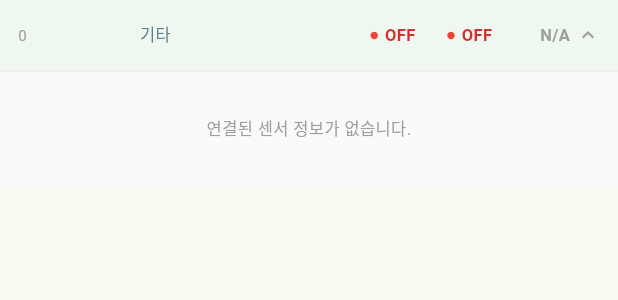
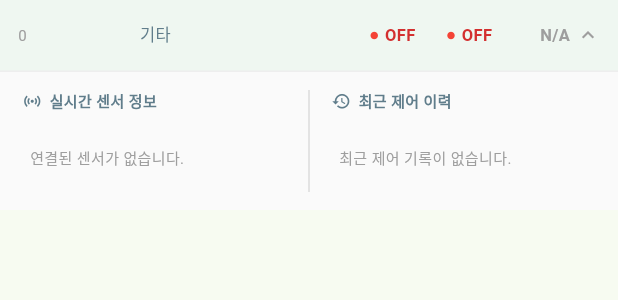
Before and after one commit to spacefarm-co/sooksook_dashboard, a Flutter app: the DeviceExpandableRow widget shown alone on an empty page, opened directly with empty values, after a tap on an icon or button, on a phone screen of 412 x 824 dp. Shown: the top 300 px of the screen. Run offline on Flutter 3.47's test engine with Material 3 defaults, Android fonts, the phone set to English and light mode, and no system bars; our stand-ins replace cloud_firestore, connectivity_plus, firebase_core, firebase_database, flutter_dotenv, flutter_riverpod and 1 more; missing offline and left inert: thingsboard_client; accounts and stored records are empty.

Commit message:
최근 이용한 개별제어 내역 조회

```diff
--- a/lib/config/router.dart
+++ b/lib/config/router.dart
@@ -1,5 +1,5 @@
 import 'package:finger_farm/screens/home/home_screeen.dart';
-import 'package:finger_farm/screens/home/user_detail_screen.dart';
+import 'package:finger_farm/screens/user_detail/user_detail_screen.dart';
 import 'package:flutter_riverpod/flutter_riverpod.dart';
 import 'package:go_router/go_router.dart';
 
--- a/lib/data/providers/realtime_database_provider.dart
+++ b/lib/data/providers/realtime_database_provider.dart
@@ -1,13 +1,13 @@
+import 'package:finger_farm/data/model/last_updated.dart';
 import 'package:flutter_riverpod/flutter_riverpod.dart';
 import '../repositories/realtime_database_repository.dart';
-import '../model/last_updated.dart';
 
 // 1. Repository Provider
 final realtimeDatabaseRepositoryProvider = Provider((ref) {
   return RealtimeDatabaseRepository();
 });
-
-// 2. 선택된 시설의 최근 제어 이력을 관리하는 Provider (동적 호출용)
-final lastUpdateProvider = StateProvider.family<LastUpdated?, String>((ref, facilityId) {
-  return null; // 초기값은 null
+// 실시간성 보장을 위해 StreamProvider로 변경하는 것을 추천합니다.
+final lastUpdateStateProvider = FutureProvider.family<LastUpdated?, String>((ref, facilityId) async {
+  final repo = ref.watch(realtimeDatabaseRepositoryProvider);
+  return await repo.getLastUpdate(facilityId);
 });
--- a/lib/data/repositories/realtime_database_repository.dart
+++ b/lib/data/repositories/realtime_database_repository.dart
@@ -1,21 +1,47 @@
+import 'dart:async';
+import 'package:cloud_firestore/cloud_firestore.dart';
+import 'package:firebase_core/firebase_core.dart';
 import 'package:firebase_database/firebase_database.dart';
 import '../model/last_updated.dart';
 
 class RealtimeDatabaseRepository {
-  final FirebaseDatabase _rtdb = FirebaseDatabase.instance;
+  // 제공해주신 3가지 필드 유지
+  final firestore = FirebaseFirestore.instance;
+
+  // [수정] 싱가포르 리전 URL을 명시하여 레퍼런스 생성
+  final DatabaseReference _dbRef =
+      FirebaseDatabase.instanceFor(
+        app: Firebase.app(),
+        databaseURL: 'https://fingerfarm-default-rtdb.asia-southeast1.firebasedatabase.app',
+      ).ref();
+
+  StreamSubscription? _responseSubscription;
 
   Future<LastUpdated?> getLastUpdate(String facilityId) async {
+    if (facilityId.isEmpty) return null;
+
     try {
-      // 스크린샷의 경로 구조에 맞춰 'facilities/$facilityId/last_updated' 호출
-      final snapshot = await _rtdb.ref('facilities/$facilityId/last_updated').get();
+      // _dbRef를 사용하여 'facilities/$facilityId/last_updated' 경로 조회
+      // child를 사용하여 경로를 명확히 지정합니다.
+      final snapshot = await _dbRef.child('facilities').child(facilityId).child('last_updated').get();
 
-      if (snapshot.exists && snapshot.value is Map) {
-        return LastUpdated.fromJson(snapshot.value as Map);
+      if (snapshot.exists && snapshot.value != null) {
+        // RTDB 데이터를 Map<String, dynamic>으로 안전하게 캐스팅
+        final rawData = snapshot.value as Map;
+        final data = Map<String, dynamic>.from(rawData);
+
+        return LastUpdated.fromJson(data);
       }
       return null;
     } catch (e) {
-      print('RTDB 조회 실패 ($facilityId): $e');
+      // 권한 에러 발생 시 로그 출력
+      print('[RTDB 상세조회 실패] ID: $facilityId / Error: $e');
       return null;
     }
   }
+
+  // 스트림 리소스 해제를 위한 dispose 메서드 (필요시 호출)
+  void dispose() {
+    _responseSubscription?.cancel();
+  }
 }
--- a/lib/data/repositories/thingsboard_status_repository.dart
+++ b/lib/data/repositories/thingsboard_status_repository.dart
@@ -61,7 +61,7 @@ class ThingsBoardStatusRepository {
 
       // 2. 해당 고객의 기기 정보 조회 (페이지네이션)
       // 센서 값을 가져오지 않으므로 한 페이지 당 개수를 조금 더 늘려도 안전합니다.
-      final devices = await _tbClient.getDeviceService().getCustomerDeviceInfos(customer.id!.id!, PageLink(50));
+      final devices = await _tbClient.getDeviceService().getCustomerDeviceInfos(customer.id!.id!, PageLink(10));
 
       // 3. 'Sook Master' 제외 및 Sensor 객체로 변환
       // 텔레메트리 루프를 돌지 않고 바로 매핑하여 처리 속도가 매우 빠릅니다.
--- a/lib/screens/atoms/device_expandable_row.dart
+++ b/lib/screens/atoms/device_expandable_row.dart
@@ -1,12 +1,14 @@
 import 'dart:ui';
 import 'package:finger_farm/data/providers/customer_sensor_provider.dart';
 import 'package:finger_farm/data/providers/expanded_state_provider.dart';
+import 'package:finger_farm/data/providers/realtime_database_provider.dart';
 import 'package:finger_farm/data/providers/user_detail_provider.dart';
 import 'package:flutter/material.dart';
 import 'package:flutter_riverpod/flutter_riverpod.dart';
 import 'package:go_router/go_router.dart';
 import 'package:intl/intl.dart';
 import '../../data/model/combined_user_device.dart';
+import '../../data/model/last_updated.dart';
 import '../../../../data/model/sensor.dart';
 
 class DeviceExpandableRow extends ConsumerWidget {
@@ -23,11 +25,8 @@ class DeviceExpandableRow extends ConsumerWidget {
     return Column(
       children: [
         InkWell(
-          onTap: () async {
+          onTap: () {
             final notifier = ref.read(expandedStateProvider(device.customerName).notifier);
-
-            // 닫혀있다가 열릴 때만 RTDB 호출
-
             notifier.state = !isExpanded;
           },
           child: Container(
@@ -38,10 +37,7 @@ class DeviceExpandableRow extends ConsumerWidget {
             ),
             child: Row(
               children: [
-                // 0. 인덱스
                 SizedBox(width: 30, child: Text('$index', style: const TextStyle(fontSize: 10, color: Colors.grey))),
-
-                // 1. 농가명
                 Expanded(
                   flex: 1,
                   child: GestureDetector(
@@ -52,22 +48,13 @@ class DeviceExpandableRow extends ConsumerWidget {
                     child: Text(device.customerName, style: const TextStyle(fontSize: 12, fontWeight: FontWeight.bold)),
                   ),
                 ),
-
-                // 2. 지역명
                 Expanded(
                   flex: 1,
                   child: Text(device.regionName, style: const TextStyle(fontSize: 11, color: Colors.blueGrey)),
                 ),
-
-                // 3. 디바이스명
                 Expanded(flex: 2, child: Text(device.deviceName, style: const TextStyle(fontSize: 11))),
-
-                // 4. Balena 클라우드링크
                 Expanded(flex: 1, child: _buildSimpleStatus(device.isCloudlinkOnline)),
-
-                // 5. Balena 하트비트
                 Expanded(flex: 1, child: _buildSimpleStatus(device.isHeartbeatOnline)),
-
                 Expanded(
                   flex: 1,
                   child: Row(
@@ -106,148 +93,174 @@ class DeviceExpandableRow extends ConsumerWidget {
             ),
           ),
         ),
-        if (isExpanded)
-          sensorAsync.when(
-            data: (sensors) => _buildExpandedDetails(sensors),
-            loading: () => _buildLoadingExpandedDetails(),
-            error:
-                (err, _) => Container(
-                  padding: const EdgeInsets.all(20),
-                  child: Text("데이터 로드 실패: $err", style: const TextStyle(fontSize: 11, color: Colors.red)),
-                ),
-          ),
+        if (isExpanded) _buildExpandedDetails(ref, sensorAsync),
       ],
     );
   }
 
-  // --- 헬퍼 위젯들 ---
+  Widget _buildExpandedDetails(WidgetRef ref, AsyncValue<List<Sensor>> sensorAsync) {
+    // RTDB 제어 이력 구독
+    final lastUpdateAsync = ref.watch(lastUpdateStateProvider(device.facilityId));
 
-  Widget _buildExpandedDetails(List<Sensor> sensors) {
     return Container(
       width: double.infinity,
-      padding: const EdgeInsets.symmetric(horizontal: 15, vertical: 10),
+      padding: const EdgeInsets.symmetric(horizontal: 10, vertical: 12),
       color: Colors.grey[50],
-      child:
+      child: IntrinsicHeight(
+        child: Row(
+          crossAxisAlignment: CrossAxisAlignment.start,
+          children: [
+            // [왼쪽] 센서 정보 영역
+            Expanded(
+              child: Column(
+                crossAxisAlignment: CrossAxisAlignment.start,
+                children: [
+                  _buildSubSectionTitle("실시간 센서 정보", Icons.sensors),
+                  sensorAsync.when(
+                    data:
+                        (sensors) =>
                             sensors.isEmpty
-              ? const Padding(
-                padding: EdgeInsets.all(20.0),
-                child: Text(
-                  "연결된 센서 정보가 없습니다.",
-                  textAlign: TextAlign.center,
-                  style: TextStyle(fontSize: 11, color: Colors.grey),
+                                ? _buildEmptyText("연결된 센서가 없습니다.")
+                                : Column(children: sensors.map((s) => _buildSensorItem(s)).toList()),
+                    loading:
+                        () => const Center(
+                          child: Padding(padding: EdgeInsets.all(10), child: CircularProgressIndicator(strokeWidth: 2)),
                         ),
-              )
-              : Column(
-                children: [
-                  Padding(
-                    padding: const EdgeInsets.symmetric(horizontal: 10, vertical: 5),
-                    child: Row(
-                      children: const [
-                        Expanded(flex: 1, child: Text("상태", style: TextStyle(fontSize: 9, color: Colors.grey))),
-                        Expanded(flex: 2, child: Text("타입", style: TextStyle(fontSize: 9, color: Colors.grey))),
-                        Expanded(flex: 2, child: Text("센서명", style: TextStyle(fontSize: 9, color: Colors.grey))),
-                        Expanded(
-                          flex: 1,
-                          child: Text(
-                            "현재값",
-                            textAlign: TextAlign.right,
-                            style: TextStyle(fontSize: 9, color: Colors.grey),
+                    error: (err, _) => _buildEmptyText("센서 로드 실패"),
+                  ),
+                ],
               ),
             ),
+
+            const VerticalDivider(width: 20, thickness: 1, color: Colors.black12),
+
+            // [오른쪽] 최근 제어 이력 영역 (제공해주신 Repository 기반 호출)
             Expanded(
-                          flex: 2,
-                          child: Text(
-                            "최근 업데이트",
-                            textAlign: TextAlign.right,
-                            style: TextStyle(fontSize: 9, color: Colors.grey),
+              child: Column(
+                crossAxisAlignment: CrossAxisAlignment.start,
+                children: [
+                  _buildSubSectionTitle("최근 제어 이력", Icons.history),
+                  lastUpdateAsync.when(
+                    data:
+                        (history) =>
+                            history == null ? _buildEmptyText("최근 제어 기록이 없습니다.") : _buildControlHistory(history),
+                    loading:
+                        () => const Center(
+                          child: Padding(padding: EdgeInsets.all(10), child: CircularProgressIndicator(strokeWidth: 2)),
+                        ),
+                    error: (err, _) => _buildEmptyText("기록 조회 실패"),
+                  ),
+                ],
               ),
             ),
           ],
         ),
       ),
-                  const Divider(height: 1),
-                  const SizedBox(height: 5),
-                  ...sensors.map((sensor) => _buildSensorItem(sensor)).toList(),
+    );
+  }
+
+  // --- 소규모 헬퍼 위젯들 ---
+
+  Widget _buildSubSectionTitle(String title, IconData icon) {
+    return Padding(
+      padding: const EdgeInsets.only(left: 5, bottom: 8),
+      child: Row(
+        children: [
+          Icon(icon, size: 13, color: Colors.blueGrey),
+          const SizedBox(width: 5),
+          Text(title, style: const TextStyle(fontSize: 10, fontWeight: FontWeight.bold, color: Colors.blueGrey)),
         ],
       ),
     );
   }
 
   Widget _buildSensorItem(Sensor sensor) {
-    final updateTime = DateTime.fromMillisecondsSinceEpoch(sensor.createdTime);
-    final formattedTime = DateFormat('yyyy-MM-dd HH:mm').format(updateTime);
-
     return Container(
       margin: const EdgeInsets.only(bottom: 4),
-      padding: const EdgeInsets.symmetric(horizontal: 10, vertical: 4),
+      padding: const EdgeInsets.symmetric(horizontal: 8, vertical: 6),
       decoration: BoxDecoration(
         color: Colors.white,
         borderRadius: BorderRadius.circular(4),
-        boxShadow: [BoxShadow(color: Colors.black.withOpacity(0.02), blurRadius: 2, offset: const Offset(0, 1))],
+        border: Border.all(color: Colors.black.withOpacity(0.05)),
       ),
       child: Row(
         children: [
-          Expanded(flex: 1, child: _buildStatusBadge(sensor.isActive)),
+          _buildStatusBadge(sensor.isActive),
+          const SizedBox(width: 8),
           Expanded(
-            flex: 2,
             child: Text(
-              sensor.type,
-              style: TextStyle(fontSize: 10, color: Colors.blueGrey[600], fontWeight: FontWeight.w500),
+              sensor.name,
+              style: const TextStyle(fontSize: 10, fontWeight: FontWeight.w500),
               overflow: TextOverflow.ellipsis,
             ),
           ),
-          Expanded(
-            flex: 2,
-            child: Text(
-              sensor.name,
-              style: const TextStyle(fontSize: 11, fontWeight: FontWeight.bold, color: Colors.black87),
-              overflow: TextOverflow.ellipsis,
-            ),
-          ),
-          Expanded(
-            flex: 1,
-            child: const Text(
-              "연동 중",
-              textAlign: TextAlign.right,
-              style: TextStyle(fontSize: 11, fontWeight: FontWeight.bold, color: Colors.blueAccent),
-            ),
-          ),
-          Expanded(
-            flex: 2,
-            child: Text(
-              formattedTime,
-              textAlign: TextAlign.right,
-              style: TextStyle(
-                fontSize: 10,
-                color: Colors.grey[500],
-                fontFeatures: const [FontFeature.tabularFigures()],
-              ),
-            ),
-          ),
+          Text(sensor.type, style: TextStyle(fontSize: 8, color: Colors.grey[400])),
         ],
       ),
     );
   }
 
-  // RTDB 제어 성공 여부 배지
+  Widget _buildControlHistory(LastUpdated history) {
+    final formattedTime = history.updatedAt != null ? DateFormat('MM/dd HH:mm:ss').format(history.updatedAt!) : "-";
+    return Column(
+      children: [
+        Container(
+          padding: const EdgeInsets.symmetric(horizontal: 8, vertical: 5),
+          margin: const EdgeInsets.only(bottom: 6),
+          decoration: BoxDecoration(
+            color: history.success ? Colors.green.withOpacity(0.06) : Colors.red.withOpacity(0.06),
+            borderRadius: BorderRadius.circular(4),
+          ),
+          child: Row(
+            mainAxisAlignment: MainAxisAlignment.spaceBetween,
+            children: [
+              Text(
+                history.success ? "제어 성공" : "제어 실패",
+                style: TextStyle(
+                  fontSize: 9,
+                  fontWeight: FontWeight.bold,
+                  color: history.success ? Colors.green : Colors.red,
+                ),
+              ),
+              Text(formattedTime, style: const TextStyle(fontSize: 8, color: Colors.grey)),
+            ],
+          ),
+        ),
+        ...history.actuators
+            .map(
+              (a) => Padding(
+                padding: const EdgeInsets.symmetric(horizontal: 5, vertical: 3),
+                child: Row(
+                  mainAxisAlignment: MainAxisAlignment.spaceBetween,
+                  children: [
+                    Text(a.name, style: const TextStyle(fontSize: 10, color: Colors.black87)),
+                    Text(
+                      "${a.openRate}% (${a.status})",
+                      style: const TextStyle(fontSize: 9, fontWeight: FontWeight.bold, color: Colors.blueGrey),
+                    ),
+                  ],
+                ),
+              ),
+            )
+            .toList(),
+      ],
+    );
+  }
 
   Widget _buildStatusBadge(bool isActive) {
-    return Align(
-      alignment: Alignment.centerLeft,
-      child: Container(
-        padding: const EdgeInsets.symmetric(horizontal: 6, vertical: 2),
+    return Container(
+      padding: const EdgeInsets.symmetric(horizontal: 5, vertical: 1.5),
       decoration: BoxDecoration(
         color: isActive ? Colors.green[50] : Colors.red[50],
-          borderRadius: BorderRadius.circular(4),
+        borderRadius: BorderRadius.circular(3),
         border: Border.all(color: isActive ? Colors.green[200]! : Colors.red[200]!),
       ),
       child: Text(
         isActive ? 'ON' : 'OFF',
         style: TextStyle(
           color: isActive ? Colors.green[700] : Colors.red[700],
-            fontSize: 9,
+          fontSize: 8,
           fontWeight: FontWeight.bold,
-          ),
         ),
       ),
     );
@@ -271,20 +284,10 @@ class DeviceExpandableRow extends ConsumerWidget {
     );
   }
 
-  Widget _buildLoadingExpandedDetails() {
-    return Container(
-      width: double.infinity,
-      padding: const EdgeInsets.all(20),
-      color: Colors.grey[50],
-      child: const Center(
-        child: Column(
-          children: [
-            SizedBox(width: 20, height: 20, child: CircularProgressIndicator(strokeWidth: 2)),
-            SizedBox(height: 10),
-            Text("센서 데이터를 불러오는 중...", style: TextStyle(fontSize: 11, color: Colors.blue)),
-          ],
-        ),
-      ),
+  Widget _buildEmptyText(String text) {
+    return Padding(
+      padding: const EdgeInsets.symmetric(horizontal: 10, vertical: 15),
+      child: Text(text, style: const TextStyle(fontSize: 10, color: Colors.grey)),
     );
   }
 }
```
Also changed, not shown: lib/main.dart (+9 -3 lines), lib/data/providers/last_updated_provider.dart (added), lib/screens/user_detail/user_detail_screen.dart (renamed from lib/screens/home/user_detail_screen.dart), 32 other files. Lines whose indentation alone changed are shown as unchanged.
